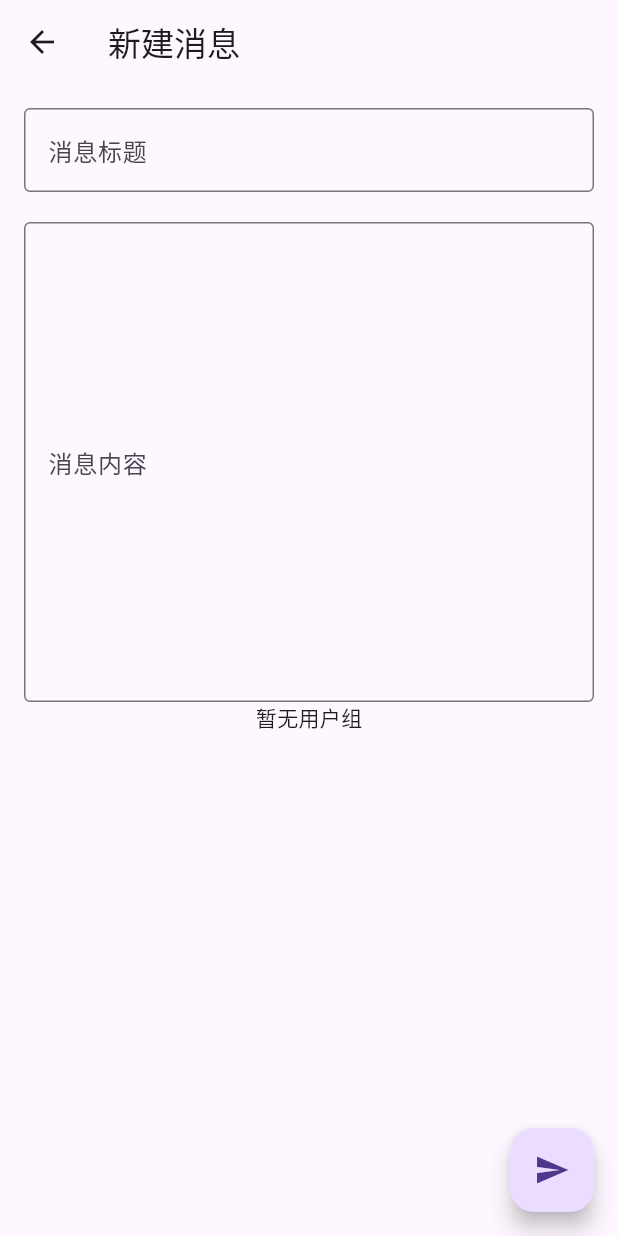
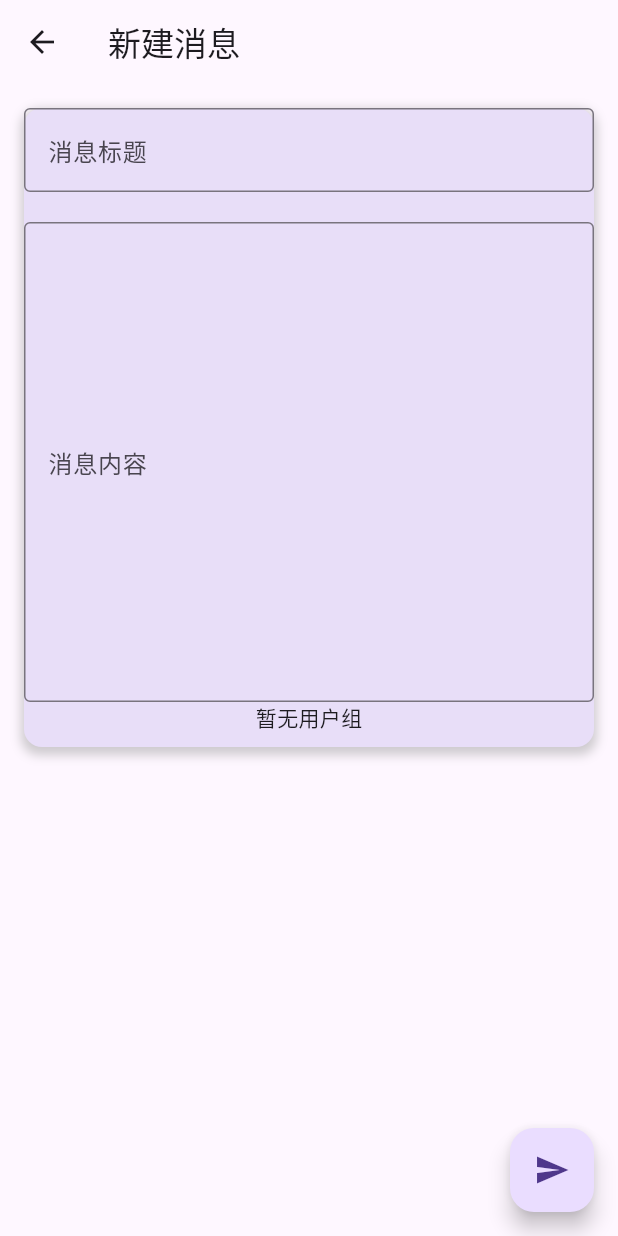
Before and after one commit to Stanley-233/eldritch_frontend, a Flutter app: the MessageAddPage screen opened directly, on a phone screen of 412 x 824 dp. Run offline on Flutter 3.47's test engine with Material 3 defaults, Android fonts, the phone set to English and light mode, and no system bars; our stand-ins replace flutter_markdown_plus, shared_preferences; missing offline and left inert: card_settings_ui; accounts and stored records are empty; network calls fail.

Commit message:
feat: better ui

```diff
--- a/lib/pages/message_add_page.dart
+++ b/lib/pages/message_add_page.dart
@@ -50,6 +50,7 @@ class _MessageAddPageState extends State<MessageAddPage> {
 
   @override
   Widget build(BuildContext context) {
+    final theme = Theme.of(context);
     return PopScope(
       child: Scaffold(
         appBar: AppBar(
@@ -64,6 +65,19 @@ class _MessageAddPageState extends State<MessageAddPage> {
         body: SingleChildScrollView(
           padding: const EdgeInsets.all(16.0),
           child: Center(
+            child: Container(
+              decoration: BoxDecoration(
+                color: theme.colorScheme.secondaryContainer, // 背景颜色
+                borderRadius: BorderRadius.circular(12.0), // 圆角
+                boxShadow: [
+                  BoxShadow(
+                    color: Colors.grey.withOpacity(0.5),
+                    spreadRadius: 2,
+                    blurRadius: 5,
+                    offset: const Offset(0, 3), // 阴影偏移
+                  ),
+                ],
+              ),
               child: SizedBox(
                 width: (MediaQuery.of(context).size.width > 800) ? 800 : null,
                 child: Form(
@@ -142,6 +156,7 @@ class _MessageAddPageState extends State<MessageAddPage> {
               ),
             ),
         ),
+        ),
         floatingActionButton: FloatingActionButton(
           onPressed: () async {
             if (_formKey.currentState?.validate() != true) {
```
Also changed, not shown: lib/pages/order_add_page.dart (+15 -0 lines). Lines whose indentation alone changed are shown as unchanged.
